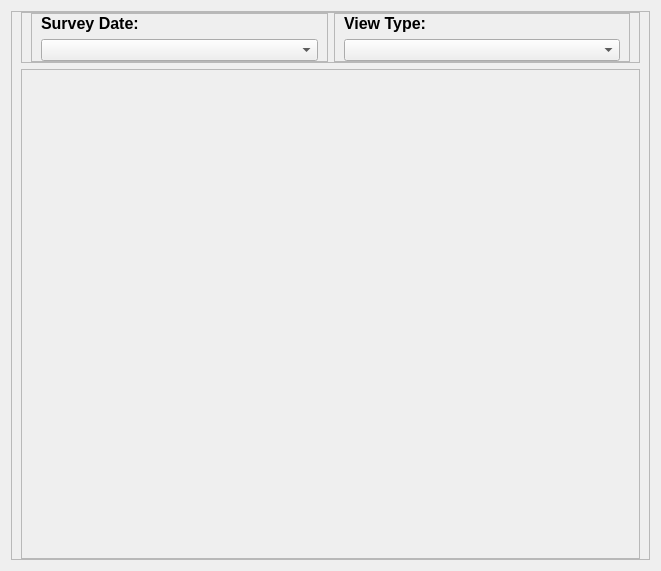
The window that src/ui_design/scores.ui (mikukula/SAT) describes before a commit, drawn with Qt 5.
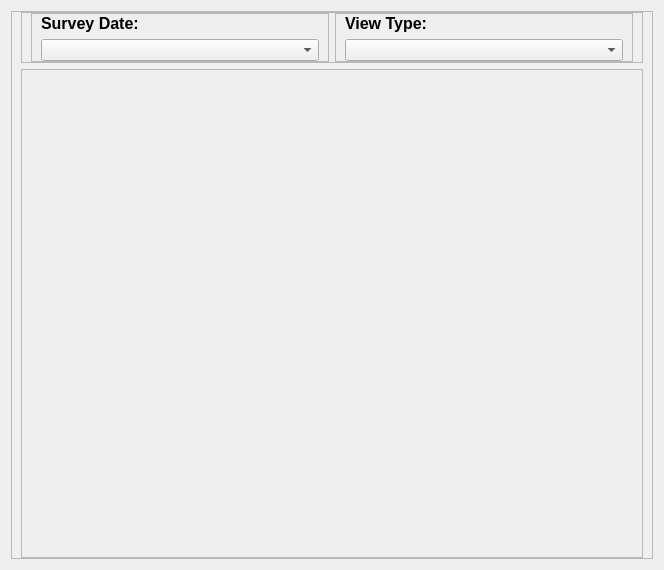
The same window after the commit.

Diff of the .ui file:
```diff
--- a/src/ui_design/scores.ui
+++ b/src/ui_design/scores.ui
@@ -6,8 +6,8 @@
    <rect>
     <x>0</x>
     <y>0</y>
-    <width>661</width>
-    <height>565</height>
+    <width>664</width>
+    <height>570</height>
    </rect>
   </property>
   <property name="windowTitle">
@@ -16,6 +16,12 @@
   <layout class="QVBoxLayout" name="verticalLayout_3">
    <item>
     <widget class="QFrame" name="scores_frame">
+     <property name="sizePolicy">
+      <sizepolicy hsizetype="Expanding" vsizetype="Expanding">
+       <horstretch>0</horstretch>
+       <verstretch>0</verstretch>
+      </sizepolicy>
+     </property>
      <property name="frameShape">
       <enum>QFrame::StyledPanel</enum>
      </property>
@@ -104,27 +110,23 @@
        </widget>
       </item>
       <item>
-       <widget class="QFrame" name="display_frame">
-        <property name="minimumSize">
-         <size>
-          <width>439</width>
-          <height>490</height>
-         </size>
+       <widget class="QScrollArea" name="scrollArea">
+        <property name="sizeAdjustPolicy">
+         <enum>QAbstractScrollArea::AdjustIgnored</enum>
         </property>
-        <property name="frameShape">
-         <enum>QFrame::StyledPanel</enum>
+        <property name="widgetResizable">
+         <bool>true</bool>
         </property>
-        <property name="frameShadow">
-         <enum>QFrame::Raised</enum>
-        </property>
-        <layout class="QHBoxLayout" name="horizontalLayout_2">
-         <property name="topMargin">
-          <number>0</number>
+        <widget class="QWidget" name="scroll_widget">
+         <property name="geometry">
+          <rect>
+           <x>0</x>
+           <y>0</y>
+           <width>624</width>
+           <height>493</height>
+          </rect>
          </property>
-         <property name="bottomMargin">
-          <number>0</number>
-         </property>
-        </layout>
+        </widget>
        </widget>
       </item>
      </layout>
```
